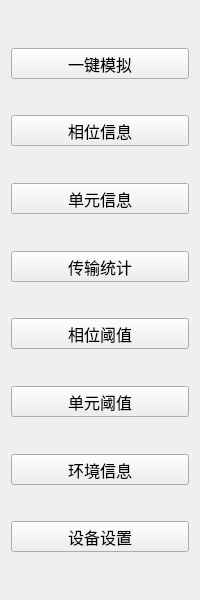
Above: IDC_TestSystem/mpdu/m_toolbox/m_simulationtoolwid.ui from ChinaClever/IDC_TestSystem before the change. Below: the same form after it.
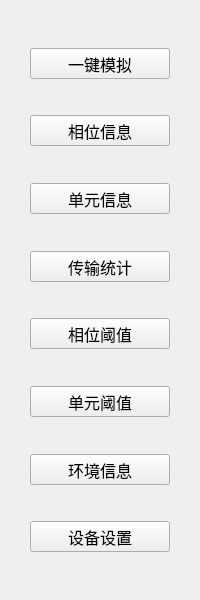
That is the form after the change.

```diff
--- a/IDC_TestSystem/mpdu/m_toolbox/m_simulationtoolwid.ui
+++ b/IDC_TestSystem/mpdu/m_toolbox/m_simulationtoolwid.ui
@@ -23,6 +23,12 @@
    <property name="spacing">
     <number>0</number>
    </property>
+   <property name="leftMargin">
+    <number>30</number>
+   </property>
+   <property name="rightMargin">
+    <number>30</number>
+   </property>
    <item>
     <spacer name="verticalSpacer_9">
      <property name="orientation">
```
